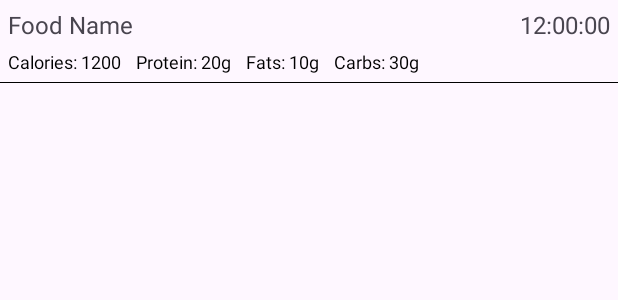
After one commit to mayankr1307/FitPredict, an Android app: the layout item_food.xml on its own in the app's theme, with its tools: preview values and no code run, on a phone screen of 412 x 824 dp. The commit adds this screen. Shown: the top 300 px of the screen. Run offline under Robolectric (Android 15) with nearby library versions, the phone set to English and light mode, and no system bars.

Commit message:
Created Recycler View to store food.

```diff
--- /dev/null
+++ b/app/src/main/res/layout/item_food.xml
@@ -0,0 +1,81 @@
+<?xml version="1.0" encoding="utf-8"?>
+<androidx.constraintlayout.widget.ConstraintLayout xmlns:android="http://schemas.android.com/apk/res/android"
+    android:layout_width="match_parent"
+    android:layout_height="wrap_content"
+    xmlns:app="http://schemas.android.com/apk/res-auto">
+
+    <TextView
+        android:id="@+id/tv_food_name"
+        android:layout_width="0dp"
+        android:layout_height="wrap_content"
+        android:text="@string/food_name"
+        android:layout_margin="5dp"
+        android:textSize="16sp"
+        app:layout_constraintTop_toTopOf="parent"
+        app:layout_constraintStart_toStartOf="parent"
+        app:layout_constraintEnd_toStartOf="@id/tv_time_stamp" />
+
+    <TextView
+        android:id="@+id/tv_time_stamp"
+        android:layout_width="wrap_content"
+        android:layout_height="wrap_content"
+        android:text="@string/random_time_stamp"
+        android:layout_margin="5dp"
+        android:textSize="16sp"
+        app:layout_constraintTop_toTopOf="parent"
+        app:layout_constraintEnd_toEndOf="parent" />
+
+    <LinearLayout
+        android:id="@+id/ll_main"
+        android:layout_width="match_parent"
+        android:layout_height="wrap_content"
+        android:orientation="horizontal"
+        android:layout_margin="5dp"
+        app:layout_constraintTop_toBottomOf="@id/tv_food_name"
+        app:layout_constraintStart_toStartOf="parent">
+
+        <TextView
+            android:id="@+id/tv_calories"
+            android:layout_width="wrap_content"
+            android:layout_height="wrap_content"
+            android:text="@string/random_calories"
+            android:textColor="@color/black"
+            android:layout_marginEnd="10dp"
+            android:textSize="12sp" />
+
+        <TextView
+            android:id="@+id/tv_protein"
+            android:layout_width="wrap_content"
+            android:layout_height="wrap_content"
+            android:text="@string/random_protein"
+            android:textColor="@color/black"
+            android:layout_marginEnd="10dp"
+            android:textSize="12sp" />
+
+        <TextView
+            android:id="@+id/tv_fats"
+            android:layout_width="wrap_content"
+            android:layout_height="wrap_content"
+            android:text="@string/random_fat"
+            android:textColor="@color/black"
+            android:layout_marginEnd="10dp"
+            android:textSize="12sp" />
+
+        <TextView
+            android:id="@+id/tv_carbs"
+            android:layout_width="wrap_content"
+            android:layout_height="wrap_content"
+            android:text="@string/random_carb"
+            android:textColor="@color/black"
+            android:textSize="12sp" />
+    </LinearLayout>
+
+    <ImageView
+        android:layout_width="match_parent"
+        android:layout_height="wrap_content"
+        android:layout_marginTop="5dp"
+        app:layout_constraintTop_toBottomOf="@id/ll_main"
+        android:src="@color/black"
+        android:importantForAccessibility="no" />
+
+</androidx.constraintlayout.widget.ConstraintLayout>
--- a/app/src/main/res/layout/nav_header.xml
+++ b/app/src/main/res/layout/nav_header.xml
@@ -13,6 +13,7 @@
         android:contentDescription="@string/user_image"/>
 
     <TextView
+        android:id="@+id/tv_username"
         android:layout_width="wrap_content"
         android:layout_height="wrap_content"
         android:text="@string/user_name"
--- a/app/src/main/res/values/strings.xml
+++ b/app/src/main/res/values/strings.xml
@@ -21,4 +21,10 @@
     <string name="profile">Profile</string>
     <string name="sign_out">Sign Out</string>
     <string name="user_name">User Name</string>
+    <string name="food_name">Food Name</string>
+    <string name="random_time_stamp">12:00:00</string>
+    <string name="random_calories">Calories: 1200</string>
+    <string name="random_protein">Protein: 20g</string>
+    <string name="random_fat">Fats: 10g</string>
+    <string name="random_carb">Carbs: 30g</string>
 </resources>
```
Also changed, not shown: app/src/main/java/android/project/fitpredict/activities/MainActivity.kt (+5 -11 lines), app/src/main/java/android/project/fitpredict/adapters/FoodAdapter.kt (added, +38 -0 lines), app/src/main/java/android/project/fitpredict/firestore/Firestore.kt (+11 -9 lines), app/src/main/java/android/project/fitpredict/models/Food.kt (added, +18 -0 lines), app/src/main/res/layout/activity_main_content.xml (added, +18 -0 lines), app/src/main/res/layout/activity_main_drawer.xml (+9 -2 lines).
